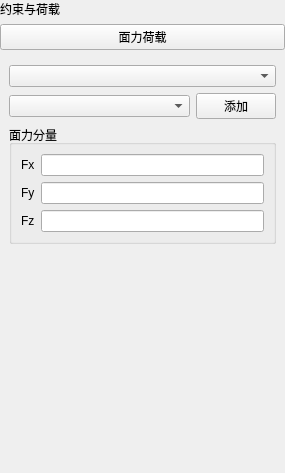
Before: the Qt Designer form plugins/Base_PhysicalField/FaceLoadPage.ui in asd977/base_cae, drawn with Qt 5.
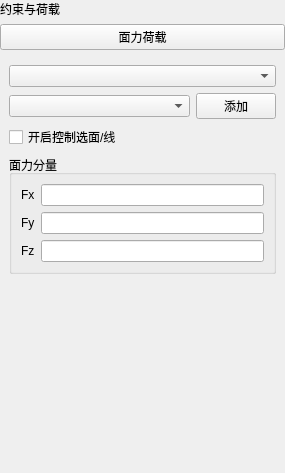
After: the same form once the commit is applied. Custom widgets are drawn as their Qt base class.

Commit message: Base_PhysicalField: 为选面/选线页面补充拾取开关

Diff of the .ui file:
```diff
--- a/plugins/Base_PhysicalField/FaceLoadPage.ui
+++ b/plugins/Base_PhysicalField/FaceLoadPage.ui
@@ -75,6 +75,13 @@
         </item>
        </layout>
       </item>
+      <item>
+       <widget class="QCheckBox" name="pickEnableCheckBox">
+        <property name="text">
+         <string>开启控制选面/线</string>
+        </property>
+       </widget>
+      </item>
       <item>
        <widget class="QGroupBox" name="groupBoxLoad">
         <property name="title">
```
The commit also changes 3 other files.
